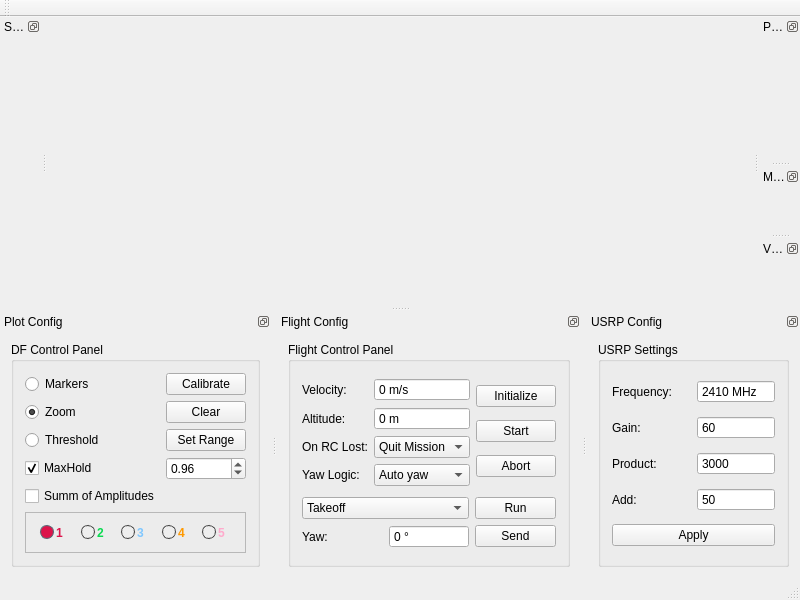
Above: View/matricedfview.ui from Valkaryne/Matrice600DF before the change. Below: the same form after it.
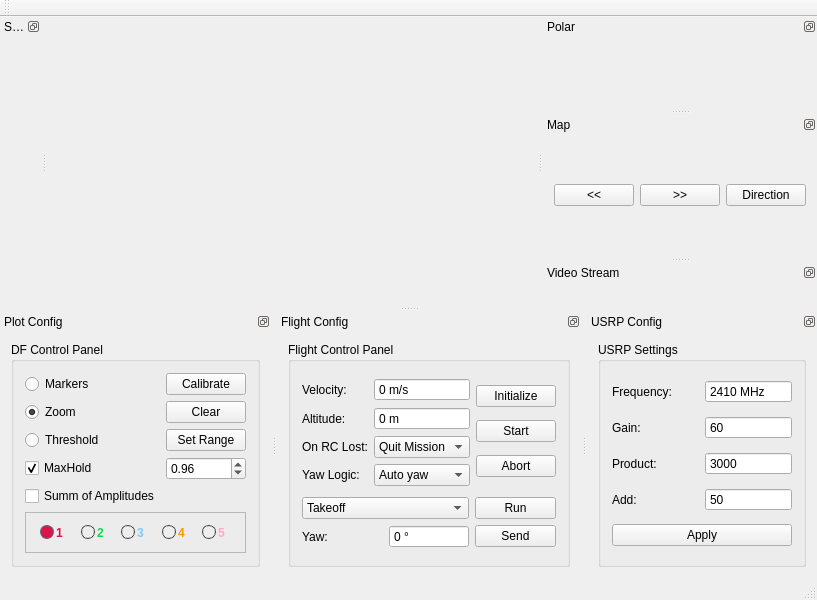
That is the form after the change.

Commit message: primitive direction finder beam

```diff
--- a/View/matricedfview.ui
+++ b/View/matricedfview.ui
@@ -6,7 +6,7 @@
    <rect>
     <x>0</x>
     <y>0</y>
-    <width>800</width>
+    <width>817</width>
     <height>600</height>
    </rect>
   </property>
@@ -92,7 +92,38 @@
    <attribute name="dockWidgetArea">
     <number>2</number>
    </attribute>
-   <widget class="QWidget" name="mapWidget"/>
+   <widget class="QWidget" name="mapWidget">
+    <layout class="QVBoxLayout" name="verticalLayout_3">
+     <item>
+      <layout class="QVBoxLayout" name="mapLayout"/>
+     </item>
+     <item>
+      <layout class="QHBoxLayout" name="mapControlLayout">
+       <item>
+        <widget class="QPushButton" name="decrAngleButton">
+         <property name="text">
+          <string>&lt;&lt;</string>
+         </property>
+        </widget>
+       </item>
+       <item>
+        <widget class="QPushButton" name="incrAngleButton">
+         <property name="text">
+          <string>&gt;&gt;</string>
+         </property>
+        </widget>
+       </item>
+       <item>
+        <widget class="QPushButton" name="makeDirButton">
+         <property name="text">
+          <string>Direction</string>
+         </property>
+        </widget>
+       </item>
+      </layout>
+     </item>
+    </layout>
+   </widget>
   </widget>
   <widget class="QDockWidget" name="videoDockWidget">
    <property name="sizePolicy">
```
Left out of the diff: 6 changed lines with no effect on the pictures. The commit also changes 8 other files.
